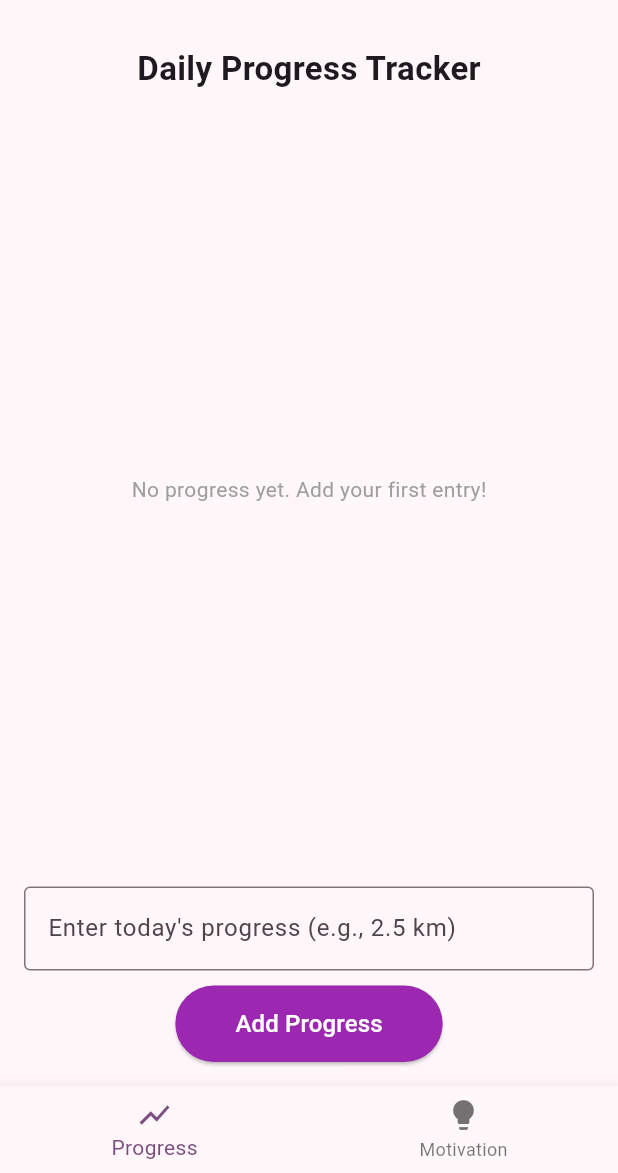
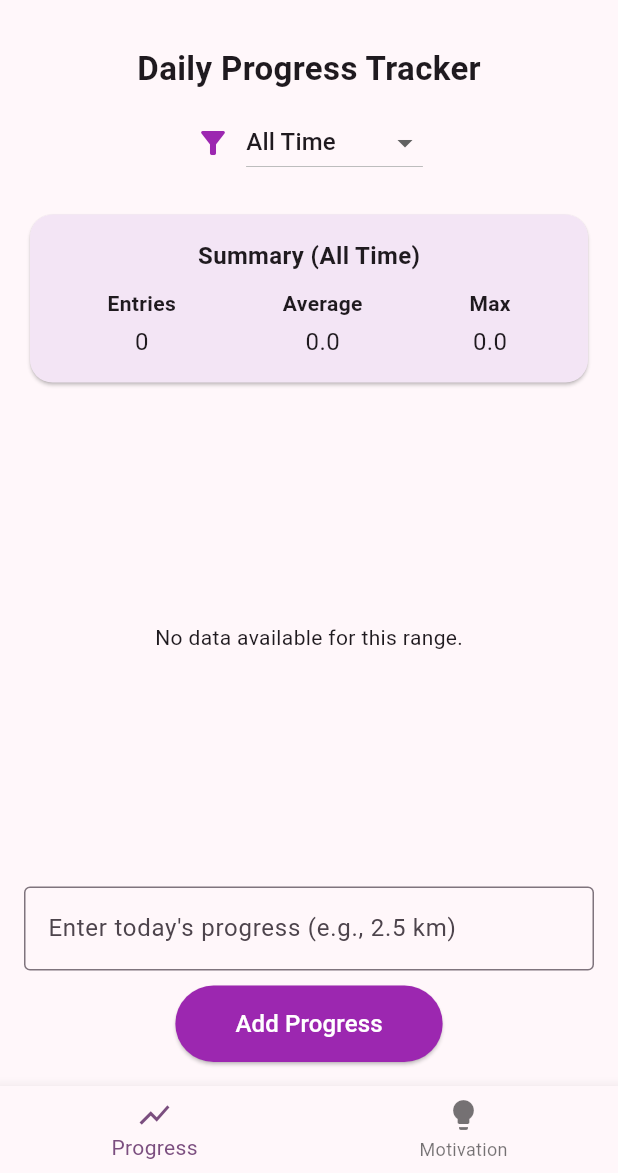
Before and after one commit to ibrar-ghani/fitlife, a Flutter app: the screen it shows after launch, on a phone screen of 412 x 824 dp, the part 63-1236 px from its top. Run offline on Flutter 3.47's test engine with Material 3 defaults, Android fonts, the phone set to English and light mode, and no system bars; our stand-ins replace fl_chart, get, shared_preferences.

Commit message:
"Added dropdown filter (All / Last 7 / Last 30 days). Added summary card (Entries, Average, Max).  Clean UI and smooth performance"

```diff
--- a/lib/views/progress_page.dart
+++ b/lib/views/progress_page.dart
@@ -10,6 +10,7 @@ class ProgressPage extends StatefulWidget {
 class _ProgressPageState extends State<ProgressPage> {
   final TextEditingController _progressController = TextEditingController();
   List<double> _progressData = [];
+  String _selectedFilter = "All Time";
 
   @override
   void initState() {
@@ -46,14 +47,25 @@ class _ProgressPageState extends State<ProgressPage> {
     }
   }
 
-  double _calculateAverage() {
-    if (_progressData.isEmpty) return 0;
-    return _progressData.reduce((a, b) => a + b) / _progressData.length;
+  List<double> _getFilteredData() {
+    if (_selectedFilter == "Last 7 Days") {
+      return _progressData.takeLast(7);
+    } else if (_selectedFilter == "Last 30 Days") {
+      return _progressData.takeLast(30);
+    }
+    return _progressData;
+  }
+
+  double _calculateAverage(List<double> data) {
+    if (data.isEmpty) return 0;
+    return data.reduce((a, b) => a + b) / data.length;
   }
 
   @override
   Widget build(BuildContext context) {
-    final average = _calculateAverage();
+    final filteredData = _getFilteredData();
+    final average = _calculateAverage(filteredData);
+    final maxProgress = filteredData.isEmpty ? 0 : filteredData.reduce((a, b) => a > b ? a : b);
 
     return Scaffold(
       body: Padding(
@@ -64,45 +76,69 @@ class _ProgressPageState extends State<ProgressPage> {
               'Daily Progress Tracker',
               style: TextStyle(fontSize: 22, fontWeight: FontWeight.bold),
             ),
+            const SizedBox(height: 10),
+            // Dropdown filter
+            Row(
+              mainAxisAlignment: MainAxisAlignment.center,
+              children: [
+                const Icon(Icons.filter_alt, color: Colors.purple),
+                const SizedBox(width: 10),
+                DropdownButton<String>(
+                  value: _selectedFilter,
+                  items: const [
+                    DropdownMenuItem(value: "All Time", child: Text("All Time")),
+                    DropdownMenuItem(value: "Last 7 Days", child: Text("Last 7 Days")),
+                    DropdownMenuItem(value: "Last 30 Days", child: Text("Last 30 Days")),
+                  ],
+                  onChanged: (value) {
+                    setState(() => _selectedFilter = value!);
+                  },
+                ),
+              ],
+            ),
+            const SizedBox(height: 20),
+            // Summary card
+            Card(
+              color: Colors.purple.shade50,
+              shape: RoundedRectangleBorder(borderRadius: BorderRadius.circular(15)),
+              child: Padding(
+                padding: const EdgeInsets.all(16),
+                child: Column(
+                  children: [
+                    Text(
+                      'Summary (${_selectedFilter})',
+                      style: const TextStyle(fontWeight: FontWeight.bold, fontSize: 16),
+                    ),
+                    const SizedBox(height: 10),
+                    Row(
+                      mainAxisAlignment: MainAxisAlignment.spaceAround,
+                      children: [
+                        _buildSummaryItem('Entries', filteredData.length.toString()),
+                        _buildSummaryItem('Average', '${average.toStringAsFixed(1)}'),
+                        _buildSummaryItem('Max', '${maxProgress.toStringAsFixed(1)}'),
+                      ],
+                    ),
+                  ],
+                ),
+              ),
+            ),
             const SizedBox(height: 20),
             Expanded(
-              child: _progressData.isEmpty
+              child: filteredData.isEmpty
                   ? const Center(
-                      child: Text(
-                        'No progress yet. Add your first entry!',
-                        style: TextStyle(color: Colors.grey),
-                      ),
+                      child: Text('No data available for this range.'),
                     )
                   : LineChart(
                       LineChartData(
-                        lineTouchData: LineTouchData(
-                          enabled: true,
-                          touchTooltipData: LineTouchTooltipData(
-                            tooltipBorder: BorderSide(color: Colors.purple.withOpacity(0.8)),
-                            tooltipPadding: const EdgeInsets.all(8),
-                            getTooltipItems: (touchedSpots) {
-                              return touchedSpots.map((spot) {
-                                return LineTooltipItem(
-                                  'Day ${spot.x.toInt() + 1}\nProgress: ${spot.y.toStringAsFixed(1)}',
-                                  const TextStyle(color: Colors.white),
-                                );
-                              }).toList();
-                            },
-                          ),
-                        ),
                         gridData: FlGridData(show: true),
                         titlesData: FlTitlesData(
-                          leftTitles: AxisTitles(
-                            sideTitles: SideTitles(showTitles: true),
-                          ),
-                          bottomTitles: AxisTitles(
-                            sideTitles: SideTitles(showTitles: true),
-                          ),
+                          leftTitles: AxisTitles(sideTitles: SideTitles(showTitles: true)),
+                          bottomTitles: AxisTitles(sideTitles: SideTitles(showTitles: true)),
                         ),
                         borderData: FlBorderData(show: true),
                         lineBarsData: [
                           LineChartBarData(
-                            spots: _progressData.asMap().entries.map((e) {
+                            spots: filteredData.asMap().entries.map((e) {
                               return FlSpot(e.key.toDouble(), e.value);
                             }).toList(),
                             isCurved: true,
@@ -114,21 +150,8 @@ class _ProgressPageState extends State<ProgressPage> {
                               color: Colors.purple.withOpacity(0.2),
                             ),
                           ),
-                          // Weekly Average Line
-                          LineChartBarData(
-                            spots: List.generate(
-                              _progressData.length,
-                              (index) => FlSpot(index.toDouble(), average),
-                            ),
-                            isCurved: false,
-                            color: Colors.green,
-                            barWidth: 2,
-                            dashArray: [5, 5],
-                            dotData: FlDotData(show: false),
-                          ),
                         ],
                       ),
-                      duration: const Duration(milliseconds: 600),
                     ),
             ),
             const SizedBox(height: 20),
@@ -145,8 +168,7 @@ class _ProgressPageState extends State<ProgressPage> {
               onPressed: _addProgress,
               style: ElevatedButton.styleFrom(
                 backgroundColor: Colors.purple,
-                padding:
-                    const EdgeInsets.symmetric(horizontal: 40, vertical: 14),
+                padding: const EdgeInsets.symmetric(horizontal: 40, vertical: 14),
               ),
               child: const Text(
                 'Add Progress',
@@ -158,4 +180,18 @@ class _ProgressPageState extends State<ProgressPage> {
       ),
     );
   }
+
+  Widget _buildSummaryItem(String title, String value) {
+    return Column(
+      children: [
+        Text(title, style: const TextStyle(fontWeight: FontWeight.bold)),
+        const SizedBox(height: 4),
+        Text(value, style: const TextStyle(fontSize: 16)),
+      ],
+    );
+  }
 }
+
+extension TakeLastExtension<E> on List<E> {
+  List<E> takeLast(int n) => length <= n ? this : sublist(length - n);
+}
```
